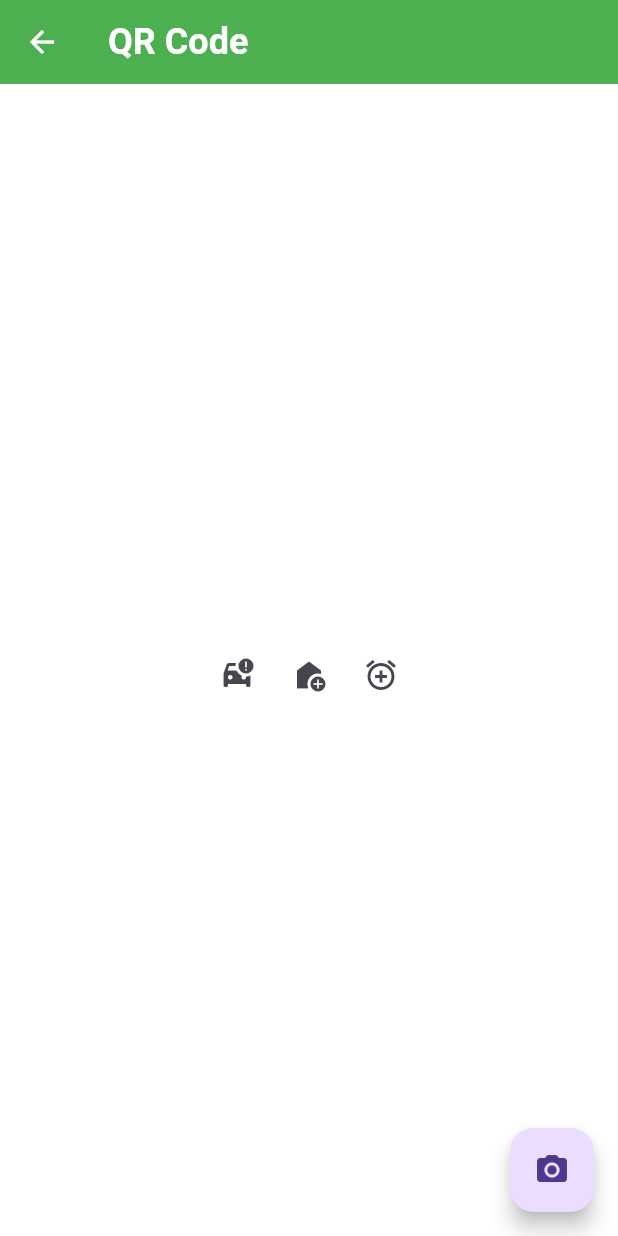
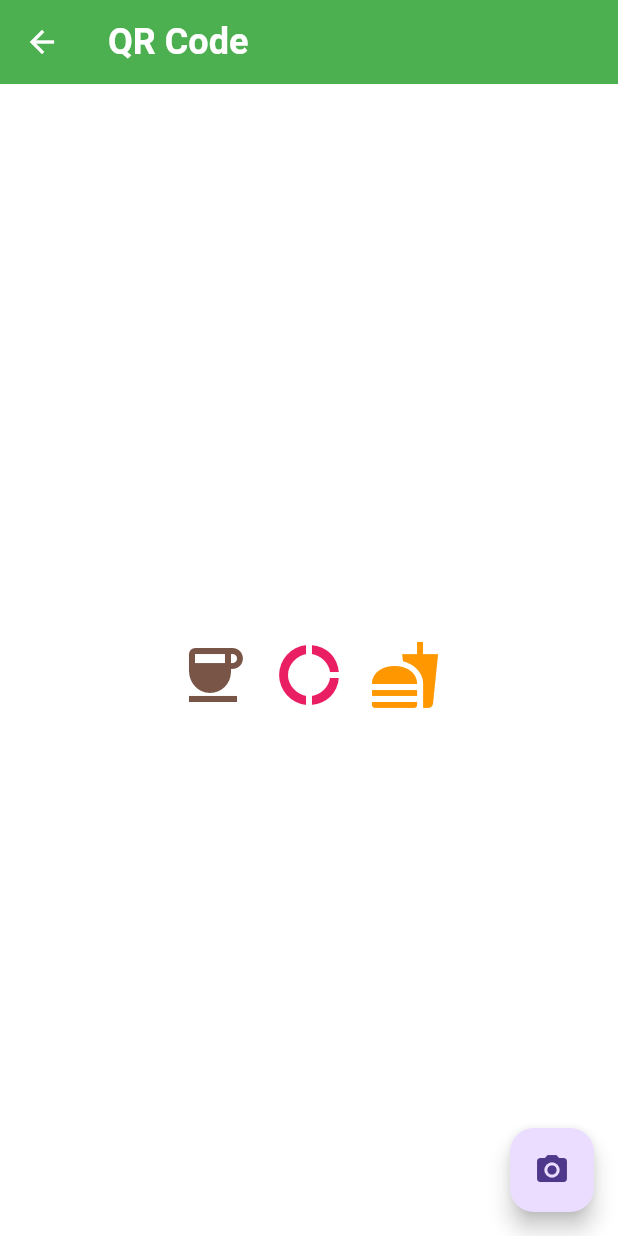
Before and after one commit to repllca/spajam, a Flutter app: the QRCodeScreen screen opened directly, on a phone screen of 412 x 824 dp. Run offline on Flutter 3.47's test engine with Material 3 defaults, Android fonts, the phone set to English and light mode, and no system bars; our stand-ins replace carousel_slider, cloud_firestore, firebase_auth, firebase_core, material_design_icons_flutter, qr_flutter; missing offline and left inert: mobile_scanner; accounts and stored records are empty; project files that could hold a hidden picture were left out.

Commit message:
アイコンの変更

```diff
--- a/spado/lib/qrcode.dart
+++ b/spado/lib/qrcode.dart
@@ -2,7 +2,7 @@ import 'package:flutter/material.dart';
 import 'package:mobile_scanner/mobile_scanner.dart';
 import 'package:qr_flutter/qr_flutter.dart';
 import 'routes/profile.dart';
-import 'package:cloud_firestore/cloud_firestore.dart';
+import 'package:material_design_icons_flutter/material_design_icons_flutter.dart';
 import 'package:firebase_auth/firebase_auth.dart';
 
 // QRコードの表示
@@ -56,7 +56,8 @@ class _QRCodeScreenState extends State<QRCodeScreen> {
               mainAxisAlignment: MainAxisAlignment.center,
               children: [
                 IconButton(
-                  icon: const Icon(Icons.car_crash),
+                  iconSize: 48.0, // アイコンサイズを48ピクセルに設定
+                  icon: const Icon(Icons.coffee, color: Colors.brown), // コーヒーアイコン
                   onPressed: () {
                     setState(() {
                       _selectedQRCode = '珈琲,' + (userId ?? ''); // ユーザーIDを結合
@@ -64,15 +65,17 @@ class _QRCodeScreenState extends State<QRCodeScreen> {
                   },
                 ),
                 IconButton(
-                  icon: const Icon(Icons.add_home),
+                  iconSize: 48.0, // アイコンサイズを48ピクセルに設定
+                  icon: const Icon(Icons.donut_large, color: Colors.pink), // ドーナツアイコン
                   onPressed: () {
                     setState(() {
-                      _selectedQRCode = 'チョコレート,' + (userId ?? ''); // ユーザーIDを結合
+                      _selectedQRCode = 'ドーナッツ,' + (userId ?? ''); // ユーザーIDを結合
                     });
                   },
                 ),
                 IconButton(
-                  icon: const Icon(Icons.add_alarm_sharp),
+                  iconSize: 48.0, // アイコンサイズを48ピクセルに設定
+                  icon: const Icon(Icons.fastfood, color: Colors.orange), // 食べ物アイコン（例: ハンバーガー）
                   onPressed: () {
                     setState(() {
                       _selectedQRCode = 'おにぎり,' + (userId ?? ''); // ユーザーIDを結合
--- a/spado/pubspec.yaml
+++ b/spado/pubspec.yaml
@@ -23,10 +23,13 @@ dependencies:
   carousel_slider: ^5.0.0
   tutorial_coach_mark: ^1.2.11
   shared_preferences: ^2.3.2
+  material_design_icons_flutter: ^6.0.0
+
 dev_dependencies:
   flutter_test:
     sdk: flutter
   provider:
+
 flutter:
 
   uses-material-design: true
```
Also changed, not shown: spado/pubspec.lock, 1 other file.
